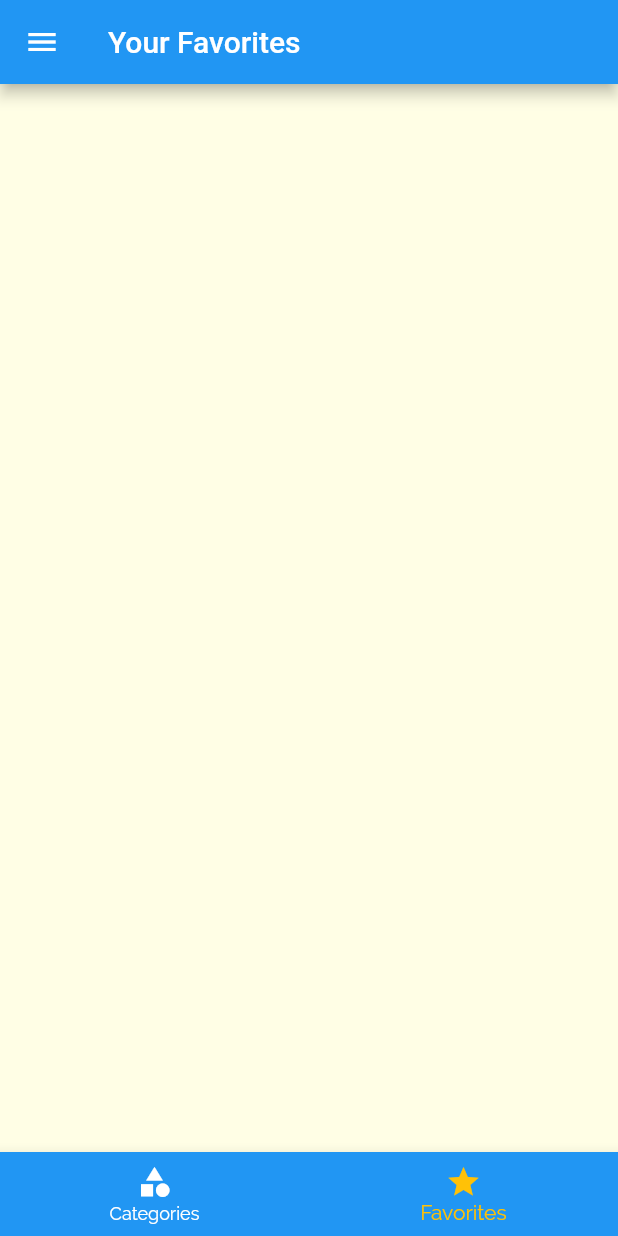
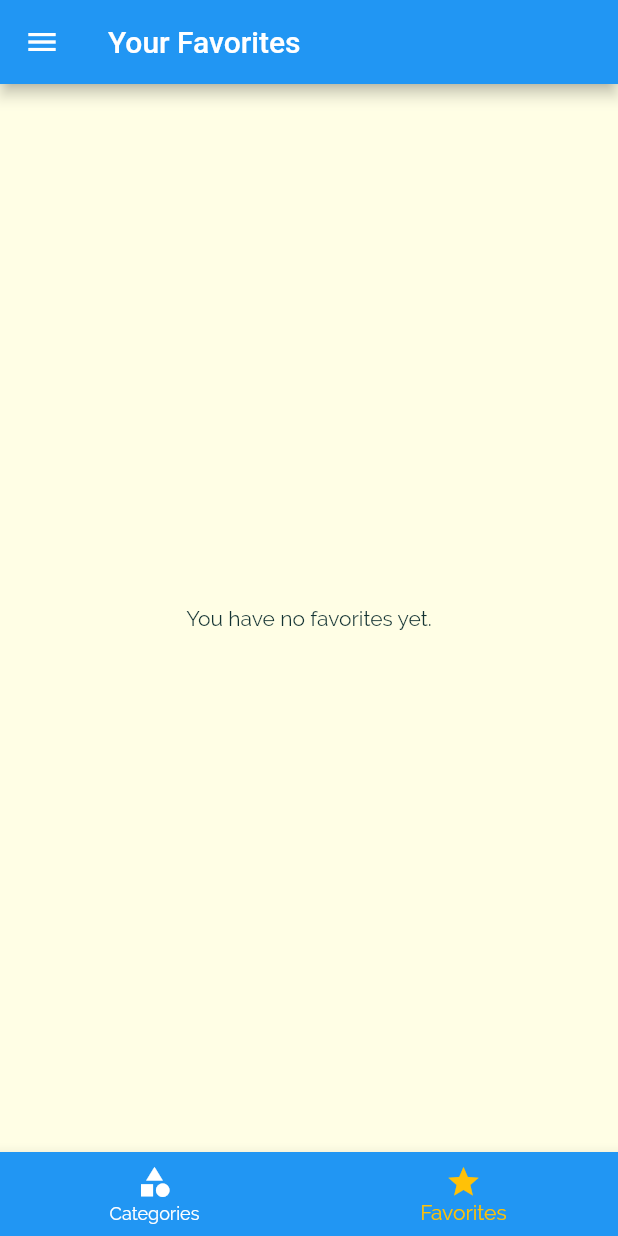
Before and after one commit to hjk1996/udemy_recipe_app, a Flutter app: the screen it shows after launch, item 2 of the bottom bar chosen, on a phone screen of 412 x 824 dp. Run offline on Flutter 3.47's test engine with Material 2 defaults, Android fonts, the phone set to English and light mode, and no system bars.

Commit message:
finish project

```diff
--- a/lib/main.dart
+++ b/lib/main.dart
@@ -24,6 +24,7 @@
   };
 
   List<Meal> _availableMeals = DUMMY_MEALS;
+  List<Meal> _favoritedMeals = [];
 
   void _setFilters(Map<String, bool> filterData) {
     setState(() {
@@ -47,6 +48,25 @@
     });
   }
 
+  void _toggleFavorite(String id) {
+    // 조건을 만족하는 첫번째 아이템의 index를 반환함.
+    // 만약 매칭되는 아이템이 없다면 -1을 반환함.
+    final selectedMeal = DUMMY_MEALS.firstWhere((meal) => meal.id == id);
+    if (_favoritedMeals.contains(selectedMeal)) {
+      setState(() {
+        _favoritedMeals.remove(selectedMeal);
+      });
+    } else {
+      setState(() {
+        _favoritedMeals.add(selectedMeal);
+      });
+    }
+  }
+
+  bool _isMealFavorite(String id) {
+    return _favoritedMeals.any((meal) => meal.id == id);
+  }
+
   @override
   Widget build(BuildContext context) {
     return MaterialApp(
@@ -67,7 +87,7 @@
                   color: Color.fromRGBO(20, 51, 51, 1),
                   fontWeight: FontWeight.bold))),
       // home은 app의 root screen
-      home: TabsScreen(),
+      home: TabsScreen(_favoritedMeals, _toggleFavorite),
       // routing 기능.
 
       // key-value mapping으로 특정 widget에 접근할 수 있음.
@@ -75,7 +95,8 @@
       routes: {
         CategoryMealsScreen.routeName: (context) =>
             CategoryMealsScreen(_availableMeals),
-        MealDetailScreen.routeName: (context) => MealDetailScreen(),
+        MealDetailScreen.routeName: (context) =>
+            MealDetailScreen(_toggleFavorite, _isMealFavorite),
         FilterScreen.routeName: (context) => FilterScreen(_setFilters, _filters)
       },
       // onGenerateRoute는 pushNamed를 이용할 때 routes table에 등록되지 않은 route에 대해 처리한다.
--- a/lib/screens/favorites_screen.dart
+++ b/lib/screens/favorites_screen.dart
@@ -1,10 +1,42 @@
 import 'package:flutter/material.dart';
+import 'package:flutter_complete_guide/models/meal.dart';
+import '../widgets/meal_item.dart';
 
-class FavoritesScreen extends StatelessWidget {
-  const FavoritesScreen({Key? key}) : super(key: key);
+class FavoritesScreen extends StatefulWidget {
+  final List<Meal> favoritedMeals;
+  final Function toggleFavorite;
+
+  FavoritesScreen(this.favoritedMeals, this.toggleFavorite);
+
+  @override
+  State<FavoritesScreen> createState() => _FavoritesScreenState();
+}
+
+class _FavoritesScreenState extends State<FavoritesScreen> {
+  void _removeFromFavoritesScreen(String id) {
+    setState(() {
+      widget.favoritedMeals.removeWhere((meal) => meal.id == id);
+    });
+  }
 
   @override
   Widget build(BuildContext context) {
-    return Container();
+    return widget.favoritedMeals.isEmpty
+        ? Center(
+            child: Text('You have no favorites yet.'),
+          )
+        : ListView.builder(
+            itemCount: widget.favoritedMeals.length,
+            itemBuilder: (context, index) {
+              final meal = widget.favoritedMeals[index];
+              return MealItem(
+                  id: meal.id,
+                  title: meal.title,
+                  imageUrl: meal.imageUrl,
+                  duration: meal.duration,
+                  complexity: meal.complexity,
+                  affordability: meal.affordability,
+                  removeFromFavoritesScreen: _removeFromFavoritesScreen);
+            });
   }
 }
--- a/lib/screens/tabs_screen.dart
+++ b/lib/screens/tabs_screen.dart
@@ -1,20 +1,21 @@
 import 'package:flutter/material.dart';
+import 'package:flutter_complete_guide/models/meal.dart';
 import 'package:flutter_complete_guide/screens/favorites_screen.dart';
 import 'package:flutter_complete_guide/widgets/main_drawer.dart';
 import './categories_screen.dart';
 
 class TabsScreen extends StatefulWidget {
-  const TabsScreen({Key? key}) : super(key: key);
+  final List<Meal> favoritedMeals;
+  final Function toggleFavorite;
+
+  TabsScreen(this.favoritedMeals, this.toggleFavorite);
 
   @override
   State<TabsScreen> createState() => _TabsScreenState();
 }
 
 class _TabsScreenState extends State<TabsScreen> {
-  final List<Map> _pages = [
-    {"page": CategoriesScreen(), "title": "Categories"},
-    {"page": FavoritesScreen(), "title": "Your Favorites"}
-  ];
+  late List<Map> _pages;
 
   int _selectedPageIndex = 0;
 
@@ -22,6 +23,18 @@ class _TabsScreenState extends State<TabsScreen> {
     setState(() {
       _selectedPageIndex = index;
     });
+  }
+
+  @override
+  void initState() {
+    _pages = [
+      {"page": CategoriesScreen(), "title": "Categories"},
+      {
+        "page": FavoritesScreen(widget.favoritedMeals, widget.toggleFavorite),
+        "title": "Your Favorites"
+      }
+    ];
+    super.initState();
   }
 
   @override
```
Also changed, not shown: lib/screens/category_meals_screen.dart (+1 -7 lines), lib/screens/meal_deatil_screen.dart (+12 -2 lines), lib/widgets/meal_item.dart (+5 -7 lines).
